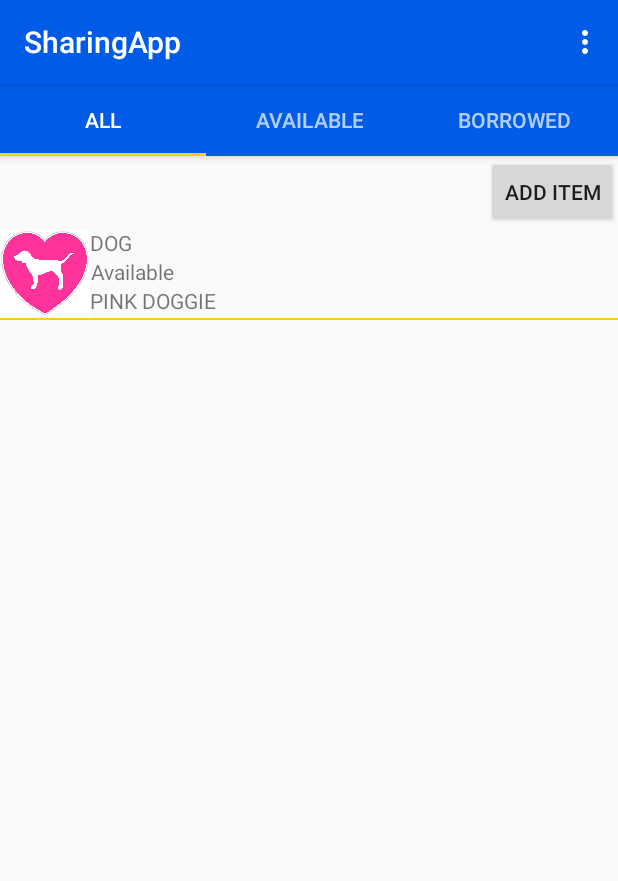
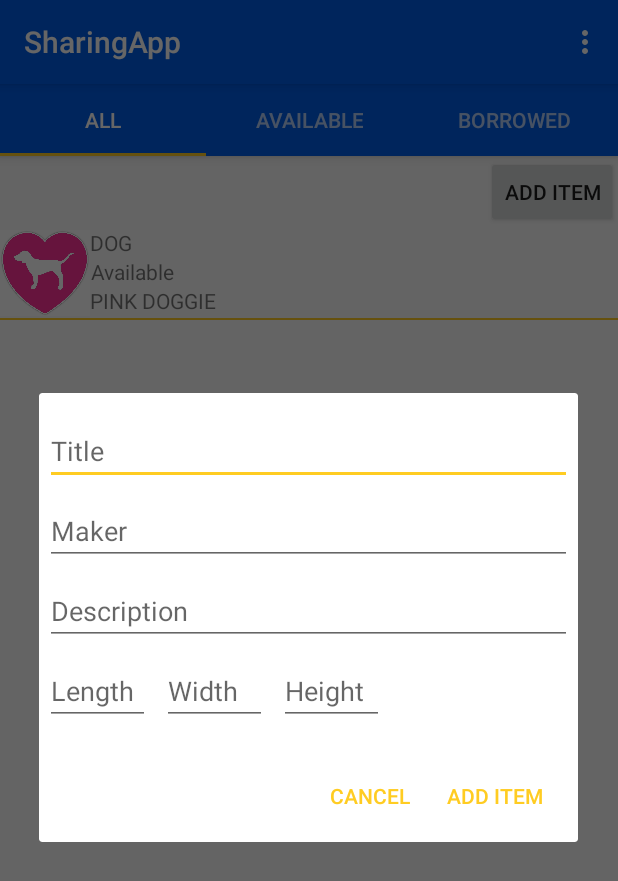
Before and after one commit to hyejshin/SharingApp, an Android app: the screen it shows after launch (MainActivity), after a tap on "ADD ITEM", on a phone screen of 412 x 824 dp. Shown: the top 881 px of the screen. Run offline under Robolectric (Android 15) with nearby library versions, the phone set to English and light mode, and no system bars.

Commit message:
add item diaglog

```diff
--- /dev/null
+++ b/app/src/main/java/com/example/shins/sharingapp/AddItemDialogFragment.java
@@ -0,0 +1,49 @@
+package com.example.shins.sharingapp;
+
+import android.app.AlertDialog;
+import android.app.Dialog;
+import android.content.DialogInterface;
+import android.os.Bundle;
+import android.support.v4.app.DialogFragment;
+import android.view.LayoutInflater;
+import android.view.View;
+import android.widget.EditText;
+import android.widget.Toast;
+
+public class AddItemDialogFragment extends DialogFragment{
+
+    @Override
+    public Dialog onCreateDialog(Bundle savedInstanceState) {
+        AlertDialog.Builder builder = new AlertDialog.Builder(getActivity());
+        // Get the layout inflater
+        LayoutInflater inflater = getActivity().getLayoutInflater();
+
+        // Inflate and set the layout for the dialog
+        // Pass null as the parent view because its going in the dialog layout
+        builder.setView(inflater.inflate(R.layout.dialog_add_item, null))
+                // Add action buttons
+                .setPositiveButton(R.string.add, new DialogInterface.OnClickListener() {
+                    @Override
+                    public void onClick(DialogInterface dialog, int id) {
+                        Dialog dialogObj = Dialog.class.cast(dialog);
+
+                        EditText titleEditText = dialogObj.findViewById(R.id.title);
+                        EditText makerEditText = dialogObj.findViewById(R.id.title);
+                        EditText descriptionEditText = dialogObj.findViewById(R.id.title);
+
+                        String title = titleEditText.getText().toString();
+                        String maker = makerEditText.getText().toString();
+                        String description = descriptionEditText.getText().toString();
+
+                        Toast.makeText(getActivity(), title + " Item is added", Toast.LENGTH_SHORT).show();
+                    }
+                })
+                .setNegativeButton(R.string.cancel, new DialogInterface.OnClickListener() {
+                    public void onClick(DialogInterface dialog, int id) {
+                        AddItemDialogFragment.this.getDialog().cancel();
+                    }
+                });
+        return builder.create();
+    }
+
+}
--- a/app/src/main/java/com/example/shins/sharingapp/AllItemsFragment.java
+++ b/app/src/main/java/com/example/shins/sharingapp/AllItemsFragment.java
@@ -1,6 +1,7 @@
 package com.example.shins.sharingapp;
 
 import android.os.Bundle;
+import android.support.v4.app.DialogFragment;
 import android.support.v4.app.Fragment;
 import android.view.LayoutInflater;
 import android.view.View;
@@ -27,7 +28,8 @@ public class AllItemsFragment extends Fragment {
         btnAdd.setOnClickListener(new View.OnClickListener() {
               @Override
               public void onClick(View v) {
-                  Toast.makeText(getActivity(), "Add Item", Toast.LENGTH_SHORT).show();
+                  DialogFragment dialog = new AddItemDialogFragment();
+                  dialog.show(getFragmentManager(), "dialog");
               }
           }
         );
--- /dev/null
+++ b/app/src/main/res/layout/dialog_add_item.xml
@@ -0,0 +1,71 @@
+<?xml version="1.0" encoding="utf-8"?>
+<LinearLayout xmlns:android="http://schemas.android.com/apk/res/android"
+    android:orientation="vertical"
+    android:layout_width="wrap_content"
+    android:layout_height="wrap_content">
+
+    <EditText
+        android:id="@+id/title"
+        android:layout_width="match_parent"
+        android:layout_height="wrap_content"
+        android:layout_marginTop="16dp"
+        android:layout_marginLeft="4dp"
+        android:layout_marginRight="4dp"
+        android:layout_marginBottom="4dp"
+        android:hint="@string/title" />
+    <EditText
+        android:id="@+id/maker"
+        android:layout_width="match_parent"
+        android:layout_height="wrap_content"
+        android:layout_marginTop="4dp"
+        android:layout_marginLeft="4dp"
+        android:layout_marginRight="4dp"
+        android:layout_marginBottom="4dp"
+        android:hint="@string/maker"/>
+    <EditText
+        android:id="@+id/description"
+        android:layout_width="match_parent"
+        android:layout_height="wrap_content"
+        android:layout_marginTop="4dp"
+        android:layout_marginLeft="4dp"
+        android:layout_marginRight="4dp"
+        android:layout_marginBottom="4dp"
+        android:hint="@string/description" />
+
+    <LinearLayout
+        android:orientation="horizontal"
+        android:layout_width="wrap_content"
+        android:layout_height="wrap_content">
+        <EditText
+            android:id="@+id/length"
+            android:inputType="number"
+            android:layout_width="70dp"
+            android:layout_height="wrap_content"
+            android:layout_marginTop="4dp"
+            android:layout_marginLeft="4dp"
+            android:layout_marginRight="4dp"
+            android:layout_marginBottom="16dp"
+            android:hint="@string/length"/>
+        <EditText
+            android:id="@+id/width"
+            android:inputType="number"
+            android:layout_width="70dp"
+            android:layout_height="wrap_content"
+            android:layout_marginTop="4dp"
+            android:layout_marginLeft="4dp"
+            android:layout_marginRight="4dp"
+            android:layout_marginBottom="16dp"
+            android:hint="@string/width"/>
+        <EditText
+            android:id="@+id/height"
+            android:inputType="number"
+            android:layout_width="70dp"
+            android:layout_height="wrap_content"
+            android:layout_marginTop="4dp"
+            android:layout_marginLeft="4dp"
+            android:layout_marginRight="4dp"
+            android:layout_marginBottom="16dp"
+            android:hint="@string/height"/>
+    </LinearLayout>
+
+</LinearLayout>
--- a/app/src/main/res/values/strings.xml
+++ b/app/src/main/res/values/strings.xml
@@ -1,4 +1,15 @@
 <resources>
     <string name="app_name">SharingApp</string>
     <string name="action_settings">Settings</string>
+
+    <string name="title">Title</string>
+    <string name="maker">Maker</string>
+    <string name="description">Description</string>
+    <string name="length">Length</string>
+    <string name="width">Width</string>
+    <string name="height">Height</string>
+
+
+    <string name="add">Add Item</string>
+    <string name="cancel">Cancel</string>
 </resources>
```
